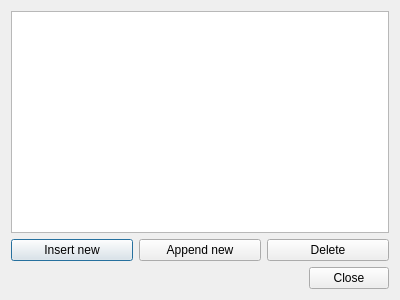
This is src/blocklistdialog.ui in gitGNU/gnu_tutka as Qt 5 draws it before an edit. The edited form follows.
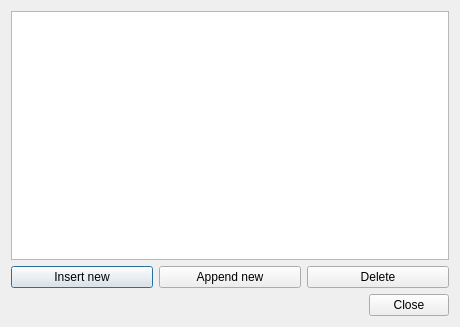
This is the edited form.

What changed in the file:
```diff
--- a/src/blocklistdialog.ui
+++ b/src/blocklistdialog.ui
@@ -6,8 +6,8 @@
    <rect>
     <x>0</x>
     <y>0</y>
-    <width>400</width>
-    <height>300</height>
+    <width>460</width>
+    <height>327</height>
    </rect>
   </property>
   <property name="windowTitle">
@@ -15,7 +15,14 @@
   </property>
   <layout class="QVBoxLayout" name="verticalLayout">
    <item>
-    <widget class="QColumnView" name="columnView"/>
+    <widget class="QTableView" name="tableView">
+     <property name="cornerButtonEnabled">
+      <bool>false</bool>
+     </property>
+     <attribute name="horizontalHeaderDefaultSectionSize">
+      <number>50</number>
+     </attribute>
+    </widget>
    </item>
    <item>
     <layout class="QHBoxLayout" name="horizontalLayout">
```
Left out of the diff: 22 changed lines with no effect on the pictures.
